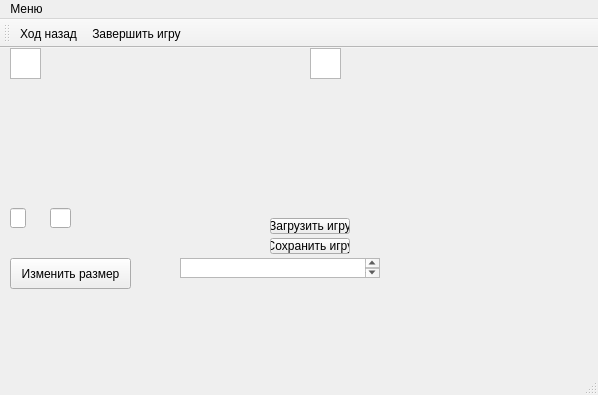
This is coursework/work/mainwindow.ui in aberdichevskaya/berdichevskaya_a_g as Qt 5 draws it before an edit. The edited form follows.
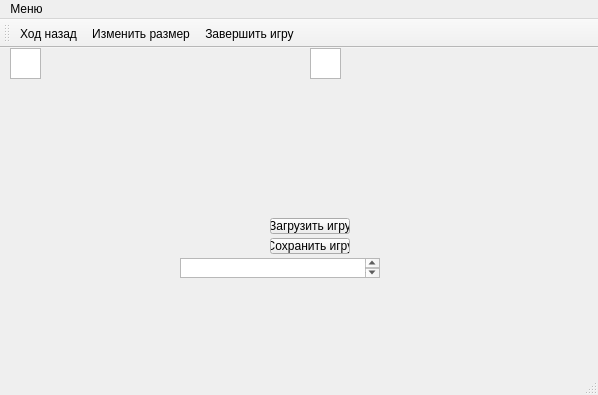
This is the edited form. Icons and pictures are not drawn.

```diff
--- a/coursework/work/mainwindow.ui
+++ b/coursework/work/mainwindow.ui
@@ -40,19 +40,6 @@
      </rect>
     </property>
    </widget>
-   <widget class="QPushButton" name="getSize">
-    <property name="geometry">
-     <rect>
-      <x>10</x>
-      <y>210</y>
-      <width>121</width>
-      <height>31</height>
-     </rect>
-    </property>
-    <property name="text">
-     <string>Изменить размер</string>
-    </property>
-   </widget>
    <widget class="QTextEdit" name="game_status">
     <property name="geometry">
      <rect>
@@ -89,26 +76,6 @@
      <string>Загрузить игру</string>
     </property>
    </widget>
-   <widget class="QLineEdit" name="hight">
-    <property name="geometry">
-     <rect>
-      <x>10</x>
-      <y>160</y>
-      <width>16</width>
-      <height>20</height>
-     </rect>
-    </property>
-   </widget>
-   <widget class="QLineEdit" name="weight">
-    <property name="geometry">
-     <rect>
-      <x>50</x>
-      <y>160</y>
-      <width>21</width>
-      <height>20</height>
-     </rect>
-    </property>
-   </widget>
   </widget>
   <widget class="QMenuBar" name="menuBar">
    <property name="geometry">
@@ -136,6 +103,7 @@
     <bool>false</bool>
    </attribute>
    <addaction name="new_new_game"/>
+   <addaction name="getSize"/>
    <addaction name="exit_game"/>
   </widget>
   <widget class="QStatusBar" name="statusBar">
@@ -175,6 +143,16 @@
     <string>Новая игра</string>
    </property>
   </action>
+  <action name="getSize">
+   <property name="icon">
+    <iconset>
+     <normalon>:/new/prefix1/img/console.png</normalon>
+    </iconset>
+   </property>
+   <property name="text">
+    <string>Изменить размер</string>
+   </property>
+  </action>
  </widget>
  <layoutdefault spacing="6" margin="11"/>
  <resources>
```
Left out of the diff: 6 changed lines with no effect on the pictures.
